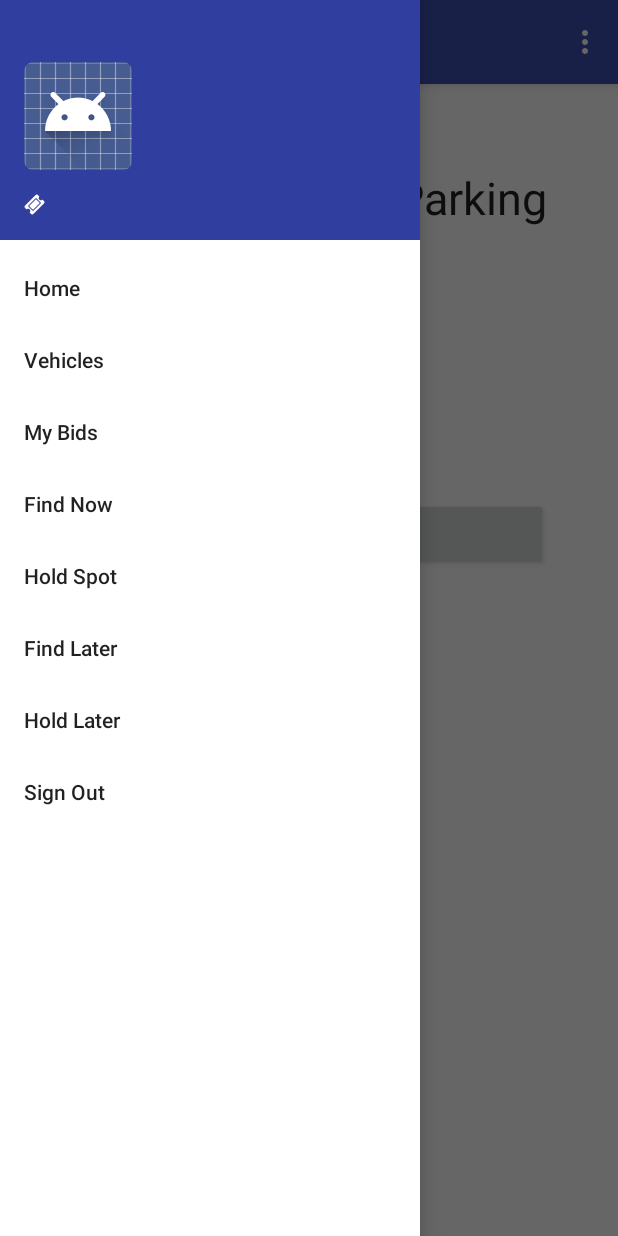
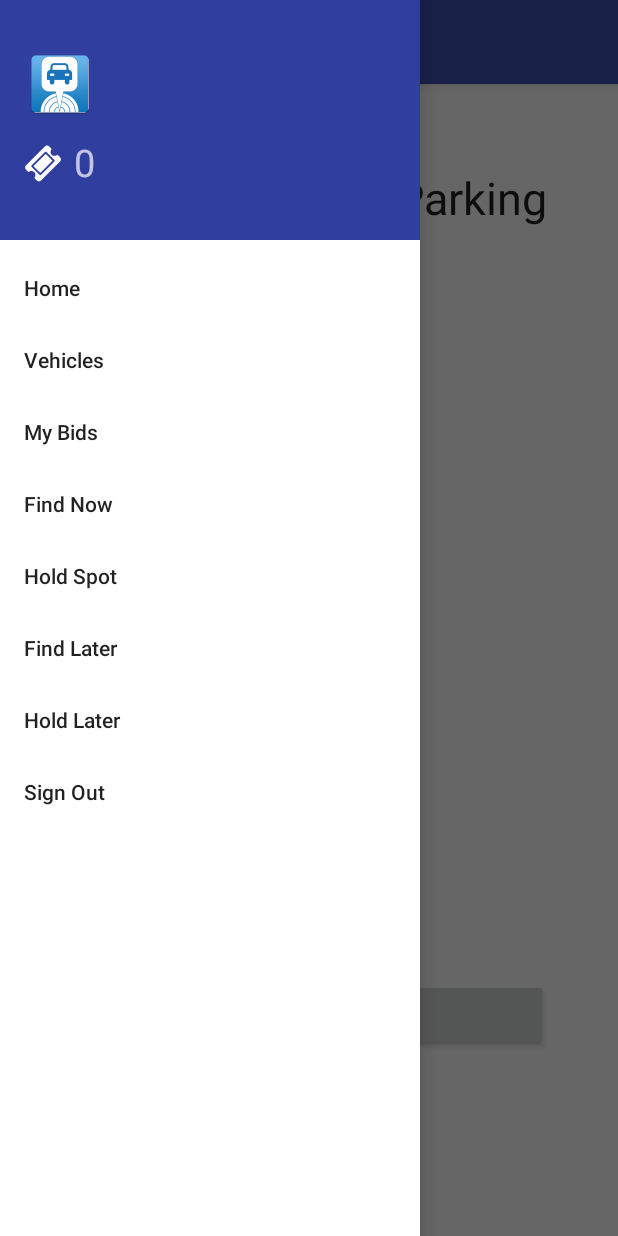
Before and after one commit to YouParking1/YouParkingApp, an Android app: the HomeFragment screen opened directly, with no data from a screen before it, with the side drawer open, on a phone screen of 412 x 824 dp. Run offline under Robolectric (Android 15) with nearby library versions, the phone set to English and light mode, and no system bars.

Commit message:
Resized ticket icon and added number to relate to number of tickets beside icon

```diff
--- a/YouParking1/app/src/main/java/clink/youparking/HomeFragment.java
+++ b/YouParking1/app/src/main/java/clink/youparking/HomeFragment.java
@@ -7,6 +7,7 @@ import android.support.v4.app.Fragment;
 import android.view.LayoutInflater;
 import android.view.View;
 import android.view.ViewGroup;
+import android.widget.TextView;
 
 
 /**
@@ -26,6 +27,8 @@ public class HomeFragment extends Fragment {
     // TODO: Rename and change types of parameters
     private String mParam1;
     private String mParam2;
+
+    TextView spotsAvailable;
 
     private OnFragmentInteractionListener mListener;
 
@@ -54,6 +57,9 @@ public class HomeFragment extends Fragment {
     @Override
     public void onCreate(Bundle savedInstanceState) {
         super.onCreate(savedInstanceState);
+
+//        spotsAvailable = (TextView)getView().findViewById(R.id.spotsAvailable);
+
         if (getArguments() != null) {
             mParam1 = getArguments().getString(ARG_PARAM1);
             mParam2 = getArguments().getString(ARG_PARAM2);
--- a/YouParking1/app/src/main/java/clink/youparking/MainActivity.java
+++ b/YouParking1/app/src/main/java/clink/youparking/MainActivity.java
@@ -22,6 +22,8 @@ public class MainActivity extends AppCompatActivity
         MyBidsFragment.OnFragmentInteractionListener, FindNowFragment.OnFragmentInteractionListener,
         HoldSpotFragment.OnFragmentInteractionListener, FindLaterFragment.OnFragmentInteractionListener, HoldLaterFragment.OnFragmentInteractionListener,
         SignOutFragment.OnFragmentInteractionListener {
+
+    TextView numTickets;
 
     @Override
     protected void onCreate(Bundle savedInstanceState) {
@@ -58,6 +60,9 @@ public class MainActivity extends AppCompatActivity
         Typeface font = Typeface.createFromAsset(getAssets(), "fonts/fontawesome-webfont.ttf");
         TextView text = (TextView) hView.findViewById(R.id.inMenu);
         text.setTypeface(font);
+
+        numTickets = (TextView)findViewById(R.id.numTickets);
+
     }
 
     @Override
@@ -84,10 +89,10 @@ public class MainActivity extends AppCompatActivity
         // as you specify a parent activity in AndroidManifest.xml.
         int id = item.getItemId();
 
-        //noinspection SimplifiableIfStatement
-        if (id == R.id.action_settings) {
-            return true;
-        }
+//        //noinspection SimplifiableIfStatement
+//        if (id == R.id.action_settings) {
+//            return true;
+//        }
 
         return super.onOptionsItemSelected(item);
     }
--- a/YouParking1/app/src/main/res/layout/nav_header_main.xml
+++ b/YouParking1/app/src/main/res/layout/nav_header_main.xml
@@ -13,18 +13,34 @@
     android:theme="@style/ThemeOverlay.AppCompat.Dark">
 
     <ImageView
-        android:id="@+id/imageView"
+        android:id="@+id/parking_logo"
         android:layout_width="wrap_content"
         android:layout_height="wrap_content"
         android:paddingTop="@dimen/nav_header_vertical_spacing"
-        android:src="@android:drawable/sym_def_app_icon" />
+        android:src="@mipmap/ic_parking_logo" />
 
-    <TextView
-        android:id="@+id/inMenu"
+    <LinearLayout
         android:layout_width="match_parent"
-        android:layout_height="wrap_content"
-        android:paddingTop="@dimen/nav_header_vertical_spacing"
-        android:text="@string/icon_ticket"
-        android:textAppearance="@style/TextAppearance.AppCompat.Body1" />
+        android:layout_height="match_parent">
+
+        <TextView
+            android:id="@+id/inMenu"
+            android:layout_width="33dp"
+            android:layout_height="wrap_content"
+            android:paddingTop="@dimen/nav_header_vertical_spacing"
+            android:textSize="25sp"
+            android:text="@string/icon_ticket"
+            android:textAppearance="@style/TextAppearance.AppCompat.Body1" />
+
+        <TextView
+            android:layout_width="wrap_content"
+            android:layout_height="wrap_content"
+            android:textAppearance="?android:attr/textAppearanceSmall"
+            android:text="0"
+            android:textSize="25dp"
+            android:id="@+id/numTickets" />
+
+    </LinearLayout>
+
 
 </LinearLayout>
--- a/YouParking1/app/src/main/res/menu/main.xml
+++ b/YouParking1/app/src/main/res/menu/main.xml
@@ -1,9 +1,9 @@
 <?xml version="1.0" encoding="utf-8"?>
 <menu xmlns:android="http://schemas.android.com/apk/res/android"
     xmlns:app="http://schemas.android.com/apk/res-auto">
-    <item
-        android:id="@+id/action_settings"
-        android:orderInCategory="100"
-        android:title="@string/action_settings"
-        app:showAsAction="never" />
+    <!--<item-->
+        <!--android:id="@+id/action_settings"-->
+        <!--android:orderInCategory="100"-->
+        <!--android:title="@string/action_settings"-->
+        <!--app:showAsAction="never" />-->
 </menu>
--- a/YouParking1/app/src/main/res/values/strings.xml
+++ b/YouParking1/app/src/main/res/values/strings.xml
@@ -25,8 +25,6 @@
     <string name="navigation_drawer_open">Open navigation drawer</string>
     <string name="navigation_drawer_close">Close navigation drawer</string>
 
-    <string name="action_settings">Settings</string>
-
     <string name="points_prompt">How many tickets for this spot?</string>
     <string-array name="points_array">
         <item>1</item>
```
Also changed, not shown: YouParking1/app/src/main/res/layout/activity_login.xml (+11 -1 lines), YouParking1/app/src/main/res/layout/fragment_home.xml (+9 -18 lines), YouParking1/app/src/main/ic_parking_logo-web.png (added), YouParking1/app/src/main/java/clink/youparking/AsyncResponse.java (line endings or trailing spaces), YouParking1/app/src/main/java/clink/youparking/BackgroundWorker.java (line endings or trailing spaces), YouParking1/app/src/main/java/clink/youparking/LoginActivity.java (line endings or trailing spaces), YouParking1/app/src/main/java/clink/youparking/StoredInformation.java (line endings or trailing spaces), YouParking1/app/src/main/java/clink/youparking/User.java (line endings or trailing spaces), YouParking1/app/src/main/res/mipmap-hdpi/ic_parking_logo.png (added), YouParking1/app/src/main/res/mipmap-mdpi/ic_parking_logo.png (added), YouParking1/app/src/main/res/mipmap-xhdpi/ic_parking_logo.png (added), YouParking1/app/src/main/res/mipmap-xxhdpi/ic_parking_logo.png (added), YouParking1/app/src/main/res/mipmap-xxxhdpi/ic_parking_logo.png (added).
